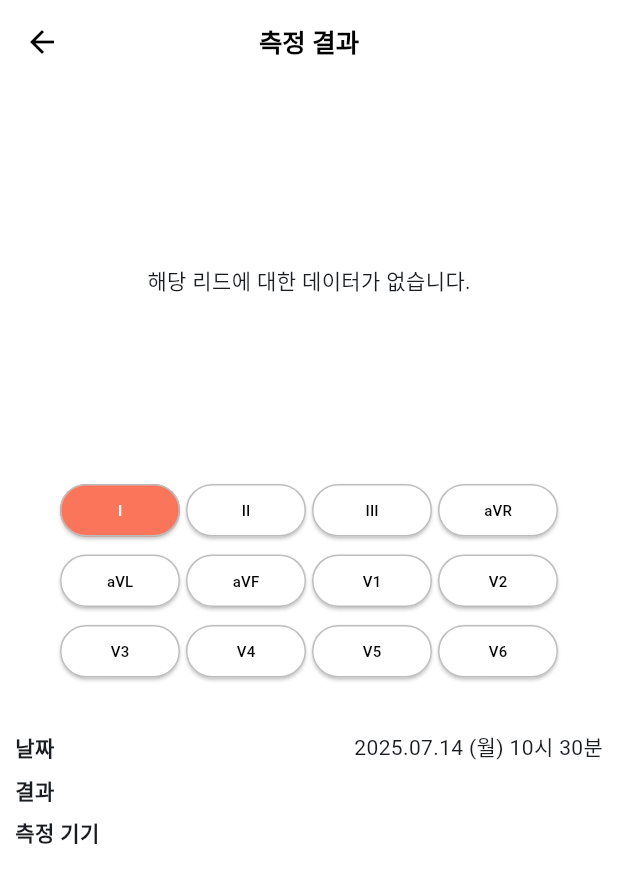
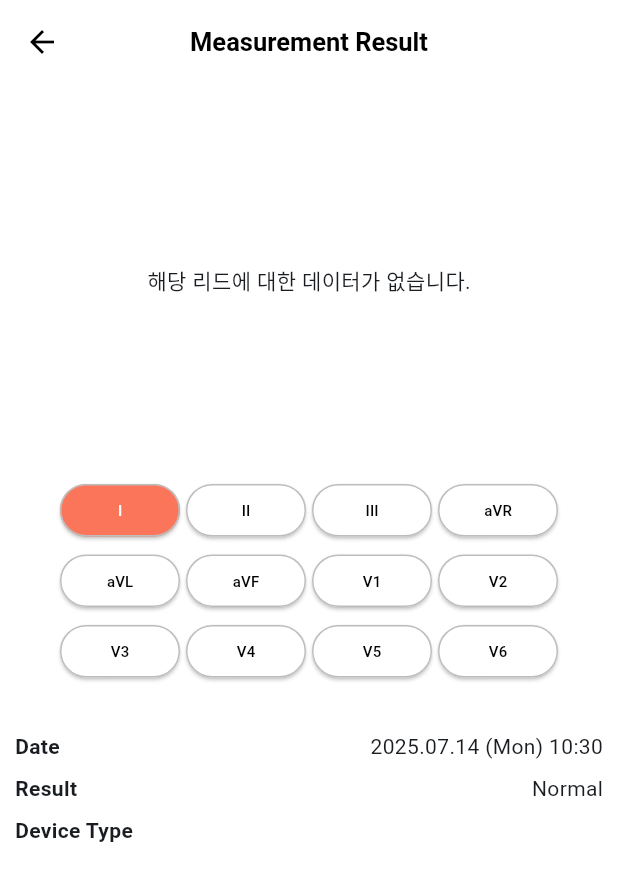
Before and after one commit to os-libera/xalute-mobile, a Flutter app: the EcgDetailPage screen opened directly with empty values, on a phone screen of 412 x 824 dp. Shown: the top 883 px of the screen. Run offline on Flutter 3.47's test engine with Material 3 defaults, Android fonts, the phone set to English and light mode, and no system bars; our stand-ins replace fl_chart, image_picker, lottie, shared_preferences, table_calendar; missing offline and left inert: flutter_date_pickers; accounts and stored records are empty; Roboto replaces fonts that are missing (Pretendard).

Commit message:
Eng version update

```diff
--- a/lib/screens/ecg_detail_page.dart
+++ b/lib/screens/ecg_detail_page.dart
@@ -317,7 +317,7 @@ class _EcgDetailPageState extends State<EcgDetailPage> {
       backgroundColor: Colors.white,
       appBar: AppBar(
         backgroundColor: Colors.white,
-        title: const Text('측정 결과', style: TextStyle(color: Colors.black, fontSize: 17, fontWeight: FontWeight.bold)),
+        title: const Text('Measurement Result', style: TextStyle(color: Colors.black, fontSize: 17, fontWeight: FontWeight.bold)),
         iconTheme: const IconThemeData(color: Colors.black),
         centerTitle: true,
       ),
@@ -342,23 +342,23 @@ class _EcgDetailPageState extends State<EcgDetailPage> {
               Row(
                 mainAxisAlignment: MainAxisAlignment.spaceBetween,
                 children: [
-                  const Text('날짜', style: TextStyle(fontWeight: FontWeight.bold)),
-                  Text(DateFormat('yyyy.MM.dd (E) HH시 mm분', 'ko_KR').format(widget.timestamp)),
+                  const Text('Date', style: TextStyle(fontWeight: FontWeight.bold)),
+                  Text(DateFormat('yyyy.MM.dd (EEE) HH:mm', 'en_US').format(widget.timestamp)),
                 ],
               ),
               const SizedBox(height: 8),
               Row(
                 mainAxisAlignment: MainAxisAlignment.spaceBetween,
                 children: [
-                  const Text('결과', style: TextStyle(fontWeight: FontWeight.bold)),
-                  Text(widget.result),
+                  const Text('Result', style: TextStyle(fontWeight: FontWeight.bold)),
+                  Text(widget.result == '이상 소견 의심' ? 'Suspected Abnormality' : 'Normal'),
                 ],
               ),
               const SizedBox(height: 8),
               Row(
                 mainAxisAlignment: MainAxisAlignment.spaceBetween,
                 children: [
-                  const Text('측정 기기', style: TextStyle(fontWeight: FontWeight.bold)),
+                  const Text('Device Type', style: TextStyle(fontWeight: FontWeight.bold)),
                   Text(widget.deviceType),
                 ],
               ),
--- a/lib/screens/ecg_page.dart
+++ b/lib/screens/ecg_page.dart
@@ -423,9 +423,10 @@ class _EcgPageState extends State<EcgPage> {
                     padding: const EdgeInsets.symmetric(horizontal: 20),
                     child: Column(
                       children: selectedResults.map((entry) {
-                        final formatted = DateFormat('M월 d일 HH시 mm분').format(
+                        final formatted = DateFormat('MM d, HH:mm').format(
                             entry.dateTime);
                         final isAbnormal = entry.result == '이상 소견 의심';
+                        final resultText = isAbnormal ? 'Suspected Abnormality' : 'Normal';
 
                         return InkWell(
                           onTap: () {
@@ -447,7 +448,7 @@ class _EcgPageState extends State<EcgPage> {
                                 Row(
                                   children: [
                                     Text(
-                                      entry.result,
+                                      resultText,
                                       style: TextStyle(
                                         fontSize: 13,
                                         fontWeight: FontWeight.w500,
```
